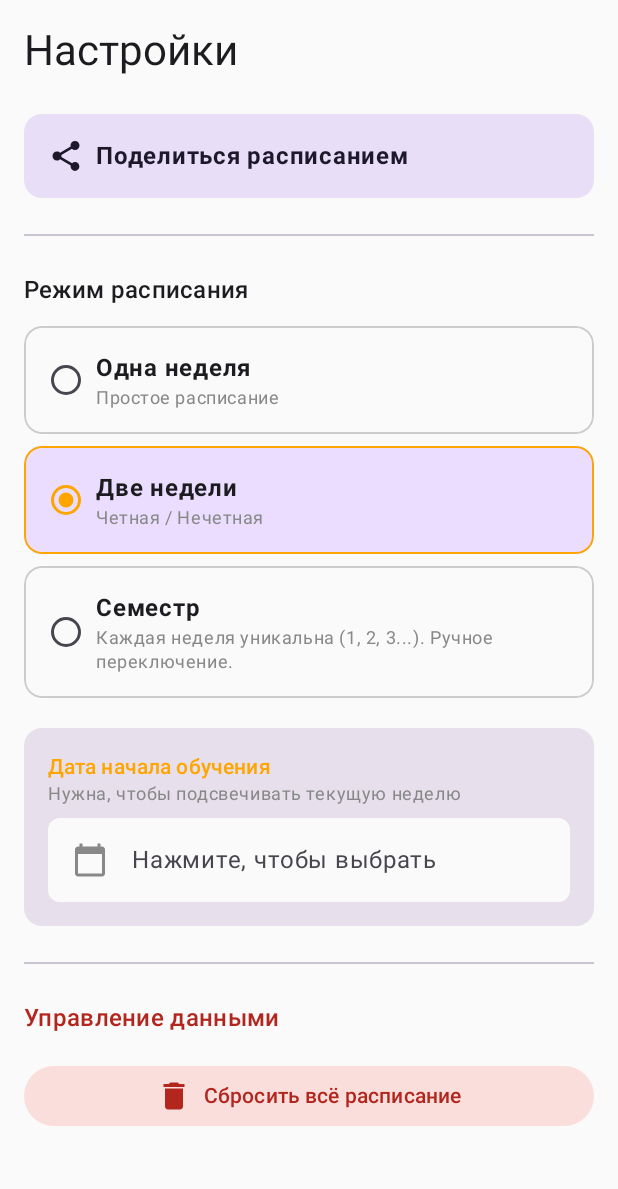
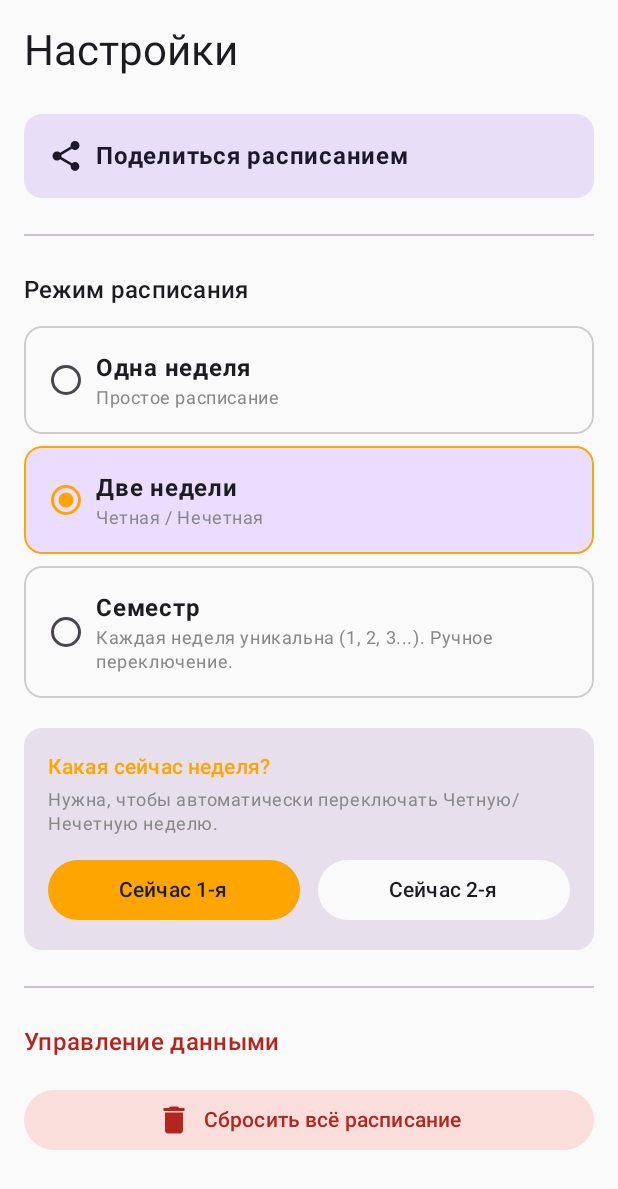
Before and after one commit to l-Mel-l/MySchedule, an Android app built with Jetpack Compose: the composable SettingsScreen shown on its own in the app's theme, after a tap on "Две недели", on a phone screen of 412 x 824 dp. Shown: the top 1189 px of the screen. Run offline under Robolectric (Android 15) with nearby library versions, the light colour scheme and no system bars; libraries missing offline, so code that uses them is left out: androidx.glance, androidx.glance.appwidget; 2 statements that could not run were skipped; 2 other taps on this screen came first.

Commit message:
!Полировка!
1.Добавлена подсветка текущего дня недели
2.Добавлено автоматическая установка текущей недели
3.В настройках в режиме "2 недели" изенена плашка выбора, теперь она позволяет выбрать текущую неделю

```diff
--- a/app/src/main/java/com/example/myschedule/ScheduleModels.kt
+++ b/app/src/main/java/com/example/myschedule/ScheduleModels.kt
@@ -51,6 +51,6 @@ data class ScheduleSettings(
     val isWeekRotationEnabled: Boolean = true, //переход недель
     val isFirstLaunch: Boolean = true,
 
-    val scheduleType: ScheduleType = ScheduleType.Rotation,
+    val scheduleType: ScheduleType = ScheduleType.Fixed,
     val semesterStartDate: String? = null // Храним дату как строку "2024-09-01"
 )
--- a/app/src/main/java/com/example/myschedule/ScheduleViewModel.kt
+++ b/app/src/main/java/com/example/myschedule/ScheduleViewModel.kt
@@ -42,13 +42,32 @@ class ScheduleViewModel(application: Application) : AndroidViewModel(application
                 if (settings.scheduleType == ScheduleType.Rotation && !settings.isWeekRotationEnabled) {
                     settings = settings.copy(scheduleType = ScheduleType.Fixed)
                 }
+                val startWeek = when (settings.scheduleType) {
+                    ScheduleType.Fixed -> 1
+                    ScheduleType.Rotation -> {
+                        // Если дата задана - считаем реальную (1 или 2). Иначе 1.
+                        if (settings.semesterStartDate != null) {
+                            val abs = TimeUtils.getCurrentWeekNumber(settings.semesterStartDate)
+                            if (abs % 2 != 0) 1 else 2
+                        } else 1
+                    }
+                    ScheduleType.Semester -> {
+                        // Для семестра: если есть дата - показываем реальную, но только если она существует в файле
+                        // Иначе показываем 1.
+                        if (settings.semesterStartDate != null) {
+                            val real = TimeUtils.getCurrentWeekNumber(settings.semesterStartDate)
+                            // Проверяем, создал ли юзер такую неделю
+                            val max = loadedSchedule.weeks.maxOfOrNull { it.weekNumber } ?: 1
+                            if (real <= max) real else 1
+                        } else 1
+                    }
+                }
 
                 _uiState.update {
                     it.copy(
                         schedule = loadedSchedule.copy(settings = settings),
                         isLoading = false,
-                        // ВСЕГДА начинаем с 1-й недели при старте, чтобы не было багов с "Неделя 13"
-                        selectedWeekNumber = 1
+                        selectedWeekNumber = startWeek
                     )
                 }
             } else {
@@ -103,15 +122,30 @@ class ScheduleViewModel(application: Application) : AndroidViewModel(application
     // Смена режима расписания
     fun updateScheduleType(newType: ScheduleType) {
         val currentSchedule = _uiState.value.schedule ?: return
-        val newSettings = currentSchedule.settings.copy(scheduleType = newType)
+
+        // --- УМНАЯ ЛОГИКА ---
+        // Если пользователь включил "Две недели", а дата еще не задана...
+        // ...давай зададим её по умолчанию (как будто сегодня началась 1-я неделя).
+        // Тогда авто-переключение начнет работать сразу же.
+
+        var newSettings = currentSchedule.settings.copy(scheduleType = newType)
+
+        if (newType == ScheduleType.Rotation && newSettings.semesterStartDate == null) {
+            val today = LocalDate.now()
+            val daysToMinus = today.dayOfWeek.value - 1
+            val thisMonday = today.minusDays(daysToMinus.toLong())
+            val dateStr = TimeUtils.formatDate(thisMonday)
+
+            newSettings = newSettings.copy(semesterStartDate = dateStr)
+        }
+        // ---------------------
+
         val newSchedule = currentSchedule.copy(settings = newSettings)
-
         saveSchedule(newSchedule)
 
-        // При смене типа ВСЕГДА сбрасываем на 1 неделю
+        // Сбрасываем UI на 1-ю неделю
         selectWeek(1)
     }
-
     // Сохранение даты старта (пока просто сохраняем, не переключаем недели)
     fun updateSemesterStartDate(date: LocalDate) {
         val currentSchedule = _uiState.value.schedule ?: return
@@ -250,4 +284,29 @@ class ScheduleViewModel(application: Application) : AndroidViewModel(application
             selectWeek(fallbackWeek)
         }
     }
+
+    // Умная настройка для "Двух недель"
+    // Пользователь говорит: "Сейчас 1-я неделя". Мы сами вычисляем дату старта.
+    fun setRotationCurrentWeek(isWeek1: Boolean) {
+        val currentSchedule = _uiState.value.schedule ?: return
+
+        // 1. Берем сегодняшний день
+        val today = LocalDate.now()
+
+        // 2. Находим понедельник текущей недели
+        // (Java Time API: DayOfWeek.MONDAY = 1)
+        val daysToMinus = today.dayOfWeek.value - 1
+        val thisMonday = today.minusDays(daysToMinus.toLong())
+
+        // 3. Вычисляем дату старта "семестра"
+        // Если сейчас Неделя 1 -> то старт был в этот понедельник.
+        // Если сейчас Неделя 2 -> то старт был неделю назад.
+        val startDate = if (isWeek1) thisMonday else thisMonday.minusWeeks(1)
+
+        // 4. Сохраняем
+        updateSemesterStartDate(startDate)
+
+        // 5. Сразу обновляем UI, чтобы переключатель перепрыгнул
+        selectWeek(if (isWeek1) 1 else 2)
+    }
 }
--- a/app/src/main/java/com/example/myschedule/ui/SettingsScreen.kt
+++ b/app/src/main/java/com/example/myschedule/ui/SettingsScreen.kt
@@ -104,6 +104,7 @@ fun SettingsScreen(
         )
 
         // --- НАСТРОЙКИ ДАТЫ (Показываем ТОЛЬКО для режима "Две недели" (Rotation)) ---
+        // ВАРИАНТ А: Для режима "Две недели" (Упрощенный)
         if (settings.scheduleType == ScheduleType.Rotation) {
             Spacer(modifier = Modifier.height(16.dp))
             Card(
@@ -112,35 +113,47 @@ fun SettingsScreen(
             ) {
                 Column(modifier = Modifier.padding(16.dp)) {
                     Text(
-                        text = "Дата начала обучения",
+                        text = "Какая сейчас неделя?",
                         style = MaterialTheme.typography.labelLarge,
                         color = MaterialTheme.colorScheme.primary
                     )
                     Text(
-                        text = "Нужна, чтобы подсвечивать текущую неделю",
+                        text = "Нужна, чтобы автоматически переключать Четную/Нечетную неделю.",
                         style = MaterialTheme.typography.bodySmall,
-                        color = Color.Gray
+                        color = Color.Gray,
+                        modifier = Modifier.padding(top = 4.dp)
                     )
-                    Spacer(modifier = Modifier.height(8.dp))
+                    Spacer(modifier = Modifier.height(12.dp))
 
-                    Row(
-                        modifier = Modifier
-                            .fillMaxWidth()
-                            .clip(RoundedCornerShape(8.dp))
-                            .background(MaterialTheme.colorScheme.surface)
-                            .clickable { showDatePicker() }
-                            .padding(16.dp),
-                        verticalAlignment = Alignment.CenterVertically
-                    ) {
-                        Icon(Icons.Default.CalendarToday, null, tint = Color.Gray)
-                        Spacer(modifier = Modifier.width(16.dp))
+                    val currentWeekReal = if (settings.semesterStartDate != null) {
+                        val abs = TimeUtils.getCurrentWeekNumber(settings.semesterStartDate)
+                        if (abs % 2 != 0) 1 else 2
+                    } else 0
 
-                        val dateText = settings.semesterStartDate ?: "Нажмите, чтобы выбрать"
-                        Text(
-                            text = dateText,
-                            style = MaterialTheme.typography.bodyLarge,
-                            fontWeight = if (settings.semesterStartDate != null) FontWeight.Bold else FontWeight.Normal
-                        )
+                    Row(horizontalArrangement = Arrangement.spacedBy(12.dp)) {
+                        // Кнопка "Неделя 1"
+                        Button(
+                            onClick = { viewModel.setRotationCurrentWeek(isWeek1 = true) },
+                            modifier = Modifier.weight(1f),
+                            colors = ButtonDefaults.buttonColors(
+                                containerColor = if (currentWeekReal == 1) MaterialTheme.colorScheme.primary else MaterialTheme.colorScheme.surface,
+                                contentColor = if (currentWeekReal == 1) MaterialTheme.colorScheme.onPrimary else MaterialTheme.colorScheme.onSurface
+                            )
+                        ) {
+                            Text("Сейчас 1-я")
+                        }
+
+                        // Кнопка "Неделя 2"
+                        Button(
+                            onClick = { viewModel.setRotationCurrentWeek(isWeek1 = false) },
+                            modifier = Modifier.weight(1f),
+                            colors = ButtonDefaults.buttonColors(
+                                containerColor = if (currentWeekReal == 2) MaterialTheme.colorScheme.primary else MaterialTheme.colorScheme.surface,
+                                contentColor = if (currentWeekReal == 2) MaterialTheme.colorScheme.onPrimary else MaterialTheme.colorScheme.onSurface
+                            )
+                        ) {
+                            Text("Сейчас 2-я")
+                        }
                     }
                 }
             }
```
Also changed, not shown: app/src/main/java/com/example/myschedule/ui/DaySelector.kt (+20 -8 lines).
